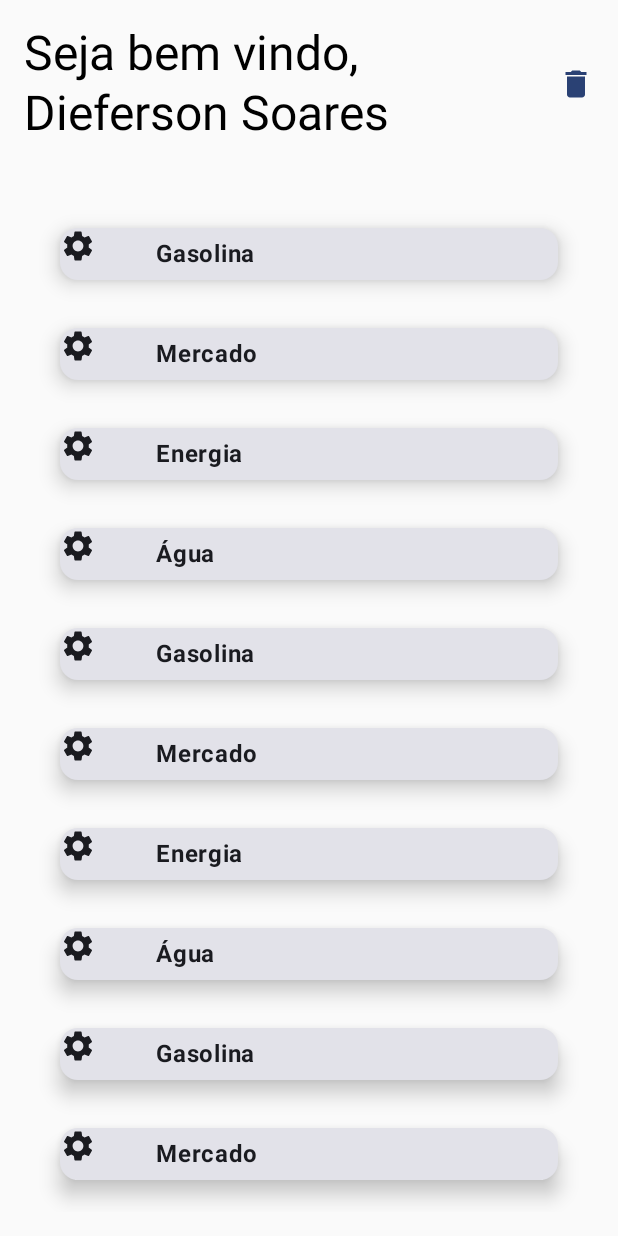
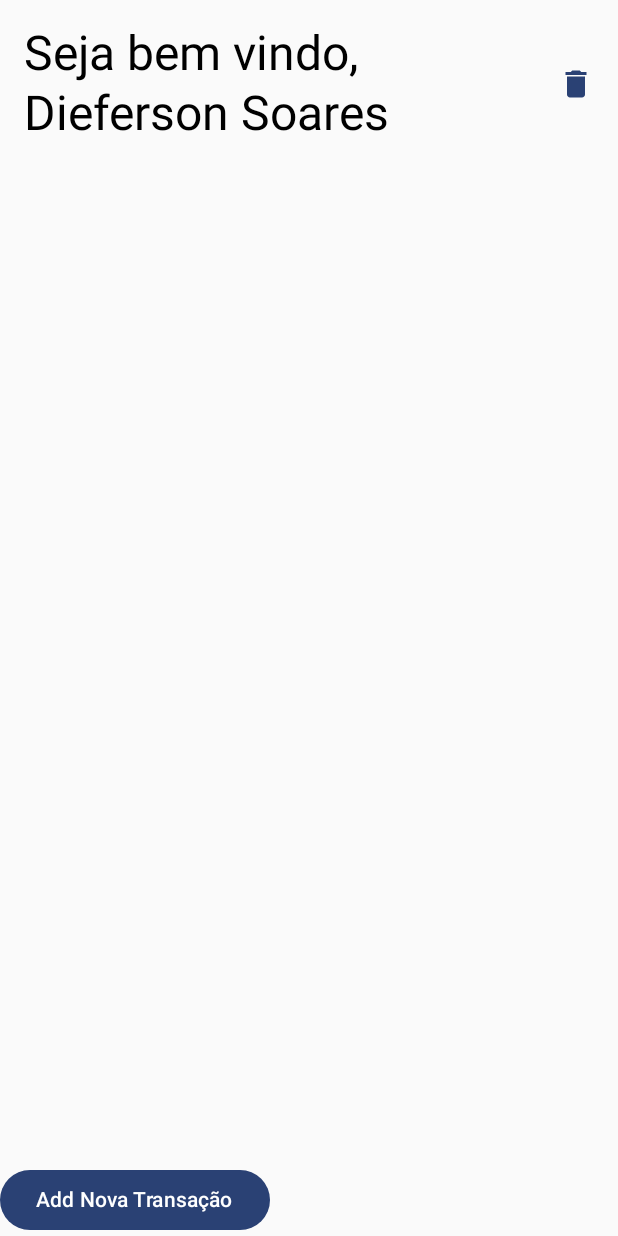
Before and after one commit to frontendDieferson/appstartinkotlin, an Android app built with Jetpack Compose: the screen it shows after launch (MainActivity), on a phone screen of 412 x 824 dp. Run offline under Robolectric (Android 15) with nearby library versions, the phone set to English and light mode, and no system bars.

Commit message:
Feat: Update and add View Model

```diff
--- a/app/build.gradle
+++ b/app/build.gradle
@@ -57,6 +57,7 @@ dependencies {
     implementation 'androidx.compose.ui:ui-graphics'
     implementation 'androidx.compose.ui:ui-tooling-preview'
     implementation 'androidx.compose.material3:material3'
+    implementation 'androidx.lifecycle:lifecycle-viewmodel-compose:2.6.1'
     testImplementation 'junit:junit:4.13.2'
     androidTestImplementation 'androidx.test.ext:junit:1.1.3'
     androidTestImplementation 'androidx.test.espresso:espresso-core:3.4.0'
--- a/app/src/main/java/com/example/aplicationstart/MainActivity.kt
+++ b/app/src/main/java/com/example/aplicationstart/MainActivity.kt
@@ -1,9 +1,9 @@
 package com.example.aplicationstart
 
-import android.graphics.drawable.Icon
 import android.os.Bundle
 import androidx.activity.ComponentActivity
 import androidx.activity.compose.setContent
+import androidx.activity.viewModels
 import androidx.compose.foundation.layout.Column
 import androidx.compose.foundation.layout.PaddingValues
 import androidx.compose.foundation.layout.Row
@@ -15,18 +15,44 @@ import androidx.compose.material.icons.Icons
 import androidx.compose.material.icons.filled.Clear
 import androidx.compose.material.icons.filled.Delete
 import androidx.compose.material.icons.filled.Settings
+import androidx.compose.material3.Button
 import androidx.compose.material3.Card
 import androidx.compose.material3.CardDefaults
 import androidx.compose.material3.Icon
 import androidx.compose.material3.MaterialTheme
 import androidx.compose.material3.Text
 import androidx.compose.runtime.Composable
+import androidx.compose.runtime.collectAsState
+import androidx.compose.runtime.getValue
+import androidx.compose.runtime.toMutableStateList
 import androidx.compose.ui.Alignment
 import androidx.compose.ui.Modifier
 import androidx.compose.ui.text.font.FontWeight
 import androidx.compose.ui.tooling.preview.Preview
 import androidx.compose.ui.unit.dp
+import androidx.lifecycle.ViewModel
 import com.example.aplicationstart.ui.theme.AplicationStartTheme
+import kotlinx.coroutines.flow.MutableStateFlow
+import kotlinx.coroutines.flow.StateFlow
+import java.util.Collections.emptyList
+
+
+class MyViewModel : ViewModel() {
+
+    private val _uiState = MutableStateFlow(UiState())
+    val uiState: StateFlow<UiState> = _uiState
+
+    fun add(transaction: String) {
+        val transactions = _uiState.value.transactions.toMutableStateList()
+        transactions.add(transaction)
+        _uiState.value = UiState(transactions = transactions)
+    }
+
+    data class UiState(
+        val transactions: List<String> = emptyList()
+    )
+
+}
 
 class MainActivity : ComponentActivity() {
     override fun onCreate(savedInstanceState: Bundle?) {
@@ -46,20 +72,31 @@ class MainActivity : ComponentActivity() {
 
 
     @Composable
-    fun Transactions() {
-        LazyColumn(
-            modifier = Modifier.padding(16.dp),
-            contentPadding = PaddingValues(8.dp)
+    fun Transactions(viewModel: MyViewModel = androidx.lifecycle.viewmodel.compose.viewModel()) {
+        val uiState by viewModel.uiState.collectAsState()
+       Column() {
+           LazyColumn(
+               modifier = Modifier
+                   .padding(16.dp)
+                   .weight(1f)
+                   .fillMaxWidth(),
+               contentPadding = PaddingValues(8.dp)
 
-        ) {
-            items(transactionsDummy.size) { index ->
-                Transaction(index)
-              }
+           ) {
+               items(uiState.transactions.size) { index ->
+                   Transaction(uiState.transactions[index])
+               }
+         }
+           Button(onClick = {
+               viewModel.add("Nova Transação")
+           }) {
+               Text(text = "Add Nova Transação")
+           }
         }
     }
 
     @Composable
-    private fun Transaction(index: Int) {
+    private fun Transaction(transaction: String) {
         Card(
             elevation = CardDefaults.cardElevation(8.dp),
             modifier = Modifier
@@ -70,7 +107,7 @@ class MainActivity : ComponentActivity() {
                 Icon(imageVector = Icons.Filled.Settings, contentDescription = "Settings")
                 Spacer(modifier = Modifier.padding(16.dp))
                 Text(
-                    text = transactionsDummy[index],
+                    text = transaction,
                     modifier = Modifier
                         .padding(8.dp)
                         .fillMaxWidth(),
```
